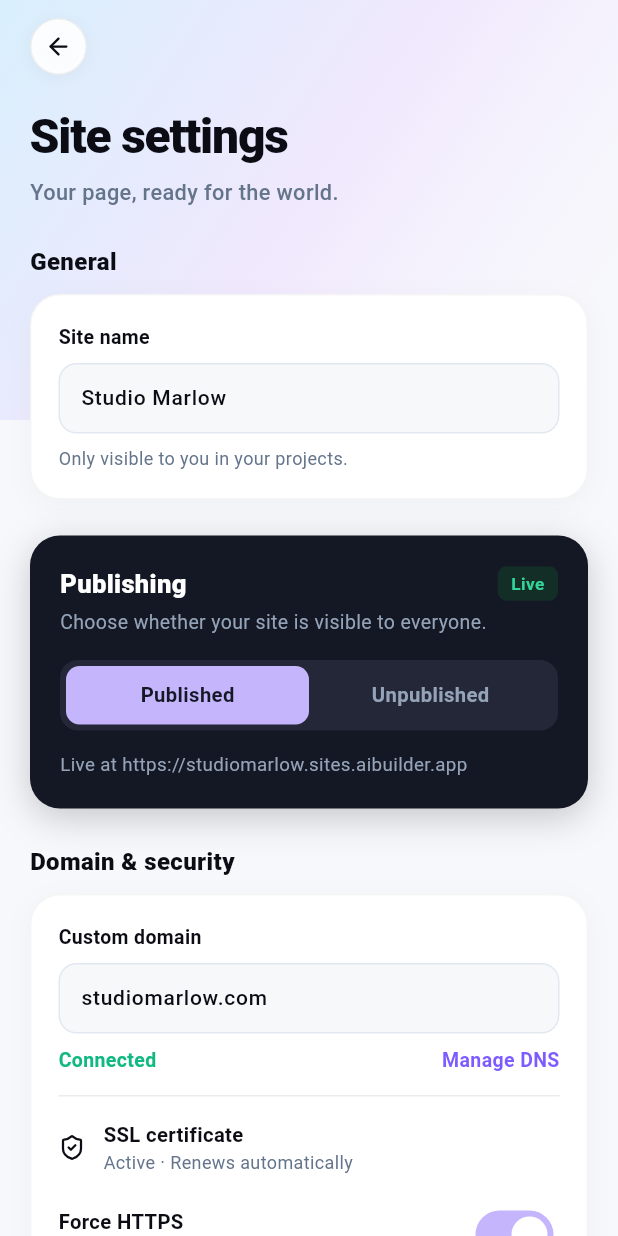
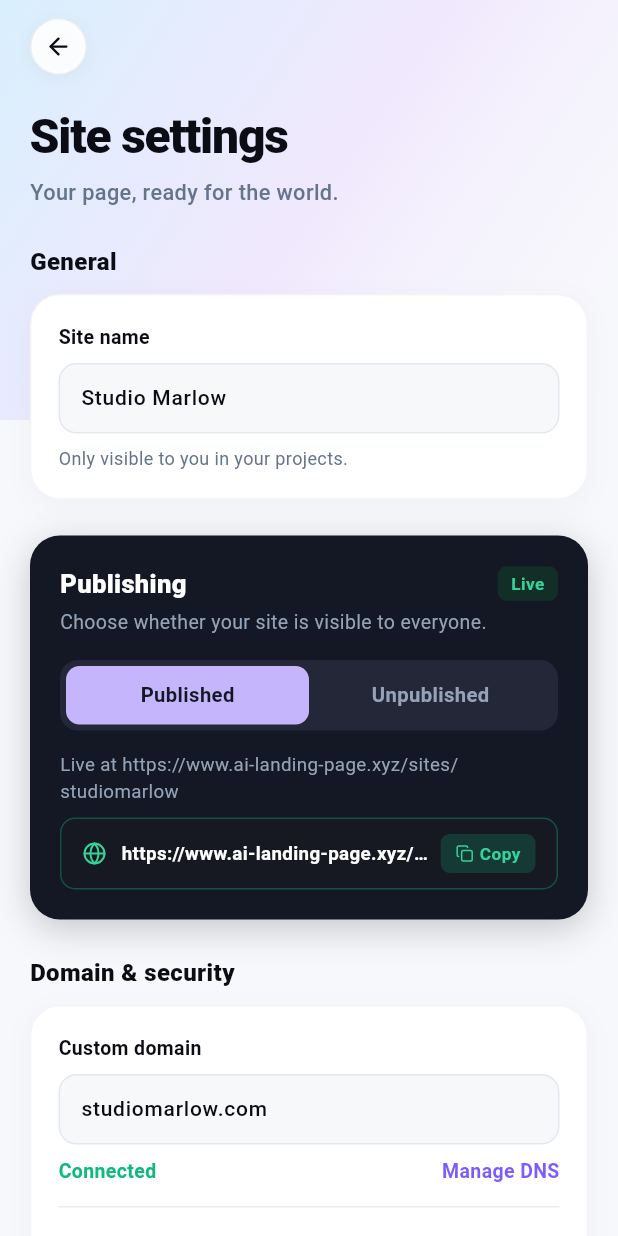
Before and after one commit to aymendouibi/ai-landing-page, a Flutter app: the WebsiteConfigScreen screen opened by its route, on a phone screen of 412 x 824 dp. Run offline on Flutter 3.47's test engine with Material 3 defaults, Android fonts, the phone set to English and light mode, and no system bars; our stand-ins replace cached_network_image, firebase_core, get, image_picker, lottie, lucide_icons_flutter and 3 more; missing offline and left inert: flutter_stripe; accounts and stored records are empty; network calls fail.

Commit message:
feat(mobile): display live website links with 1-click copy across dashboard, editor, and settings

```diff
--- a/mobile/lib/features/dashboard/dashboard_controller.dart
+++ b/mobile/lib/features/dashboard/dashboard_controller.dart
@@ -358,7 +358,9 @@ class DashboardController extends GetxController {
           isSerif: isSerif,
           bgCanvasColor: bgCanvasColor,
           isLive: isLive,
-          domain: isLive ? (site.subdomain != null ? '${site.subdomain}.com' : '${site.slug}.com') : null,
+          domain: isLive
+              ? 'www.ai-landing-page.xyz/sites/${site.subdomain ?? site.slug}'
+              : null,
           timeAgo: isLive ? null : 'Draft · Edited recently',
         ),
       );
--- a/mobile/lib/features/website_config/website_config_controller.dart
+++ b/mobile/lib/features/website_config/website_config_controller.dart
@@ -242,7 +242,7 @@ class WebsiteConfigController extends GetxController {
     subdomainController.text = site.subdomain ?? site.slug;
     status.value = site.status;
     final sub = site.subdomain ?? site.slug;
-    liveUrl.value = 'https://$sub.sites.aibuilder.app';
+    liveUrl.value = 'https://www.ai-landing-page.xyz/sites/$sub';
     final baseSlug = site.slug.isNotEmpty
         ? site.slug
         : (site.subdomain ?? 'portfolio');
@@ -406,7 +406,7 @@ class WebsiteConfigController extends GetxController {
       if (updatedSite != null) {
         websiteName.value = updatedSite['name']?.toString() ?? targetName;
         subdomain.value = updatedSite['subdomain']?.toString() ?? targetSub;
-        liveUrl.value = 'https://${subdomain.value}.sites.aibuilder.app';
+        liveUrl.value = 'https://www.ai-landing-page.xyz/sites/${subdomain.value}';
       }
       if (Get.isRegistered<DashboardController>()) {
         Get.find<DashboardController>().loadData();
--- a/mobile/lib/features/website_config/widgets/website_config_publishing_card.dart
+++ b/mobile/lib/features/website_config/widgets/website_config_publishing_card.dart
@@ -1,5 +1,7 @@
 import 'package:flutter/material.dart';
+import 'package:flutter/services.dart';
 import 'package:get/get.dart';
+import 'package:lucide_icons_flutter/lucide_icons.dart';
 import '../website_config_controller.dart';
 
 class WebsiteConfigPublishingCard extends StatelessWidget {
@@ -187,6 +189,92 @@ class WebsiteConfigPublishingCard extends StatelessWidget {
                 color: Color(0xFF94A3B8),
               ),
             ),
+
+            const SizedBox(height: 8),
+
+            // Live URL card with 1-click Copy
+            Container(
+              padding: const EdgeInsets.symmetric(horizontal: 14, vertical: 10),
+              decoration: BoxDecoration(
+                color: const Color(0xFF161922),
+                borderRadius: BorderRadius.circular(10),
+                border: Border.all(
+                  color: isLive
+                      ? const Color(0xFF10B981).withValues(alpha: 0.35)
+                      : Colors.white.withValues(alpha: 0.08),
+                ),
+              ),
+              child: Row(
+                children: [
+                  Icon(
+                    LucideIcons.globe,
+                    size: 16,
+                    color: isLive ? const Color(0xFF34D399) : const Color(0xFF94A3B8),
+                  ),
+                  const SizedBox(width: 10),
+                  Expanded(
+                    child: Text(
+                      controller.liveUrl.value.isNotEmpty
+                          ? controller.liveUrl.value
+                          : 'https://www.ai-landing-page.xyz/sites/${controller.subdomain.value}',
+                      style: const TextStyle(
+                        fontSize: 12.5,
+                        fontWeight: FontWeight.w600,
+                        color: Colors.white,
+                      ),
+                      maxLines: 1,
+                      overflow: TextOverflow.ellipsis,
+                    ),
+                  ),
+                  const SizedBox(width: 8),
+                  GestureDetector(
+                    onTap: () {
+                      final url = controller.liveUrl.value.isNotEmpty
+                          ? controller.liveUrl.value
+                          : 'https://www.ai-landing-page.xyz/sites/${controller.subdomain.value}';
+                      Clipboard.setData(ClipboardData(text: url));
+                      Get.snackbar(
+                        'Copied!',
+                        'Website link copied to clipboard',
+                        snackPosition: SnackPosition.BOTTOM,
+                        duration: const Duration(seconds: 2),
+                        backgroundColor: const Color(0xFF0F172A),
+                        colorText: Colors.white,
+                        margin: const EdgeInsets.all(16),
+                        borderRadius: 12,
+                      );
+                    },
+                    child: Container(
+                      padding: const EdgeInsets.symmetric(horizontal: 10, vertical: 5),
+                      decoration: BoxDecoration(
+                        color: isLive
+                            ? const Color(0xFF10B981).withValues(alpha: 0.20)
+                            : Colors.white.withValues(alpha: 0.12),
+                        borderRadius: BorderRadius.circular(6),
+                      ),
+                      child: Row(
+                        children: [
+                          Icon(
+                            LucideIcons.copy,
+                            size: 12,
+                            color: isLive ? const Color(0xFF34D399) : Colors.white70,
+                          ),
+                          const SizedBox(width: 4),
+                          Text(
+                            'Copy',
+                            style: TextStyle(
+                              fontSize: 11.5,
+                              fontWeight: FontWeight.bold,
+                              color: isLive ? const Color(0xFF34D399) : Colors.white,
+                            ),
+                          ),
+                        ],
+                      ),
+                    ),
+                  ),
+                ],
+              ),
+            ),
           ],
         ),
       );
```
Also changed, not shown: mobile/lib/features/dashboard/components/recent_project_card.dart (+39 -2 lines), mobile/lib/features/editor/editor_controller.dart (+28 -2 lines), 1 other file.
